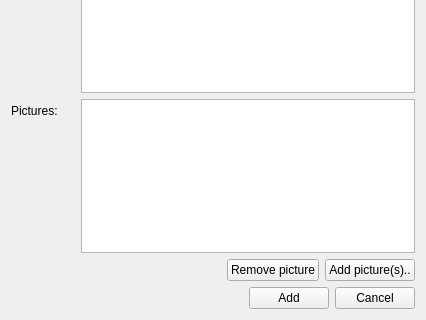
This is client/uiforms/category_add.ui in Wolframe/configurator as Qt 5 draws it before an edit; both pictures show x 0 to 426 and y 153 to 473 of the 426 by 473 pixel window. The edited form follows.
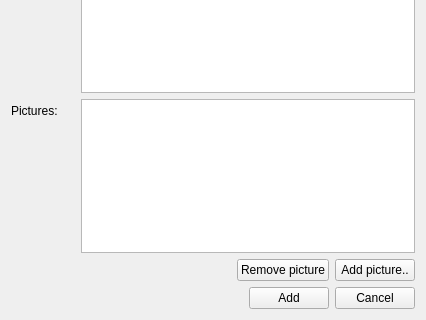
This is the edited form. Icons and pictures are not drawn.

Commit message: made picture selection close the window, adapted button texts

What changed in the file:
```diff
--- a/client/uiforms/category_add.ui
+++ b/client/uiforms/category_add.ui
@@ -171,7 +171,7 @@
      <item>
       <widget class="QPushButton" name="new_pictures">
        <property name="text">
-        <string>Add picture(s)..</string>
+        <string>Add picture..</string>
        </property>
        <property name="form" stdset="0">
         <string>picture_select?widgetid={main.widgetid}_picture</string>
```
The commit also changes 6 other files.
